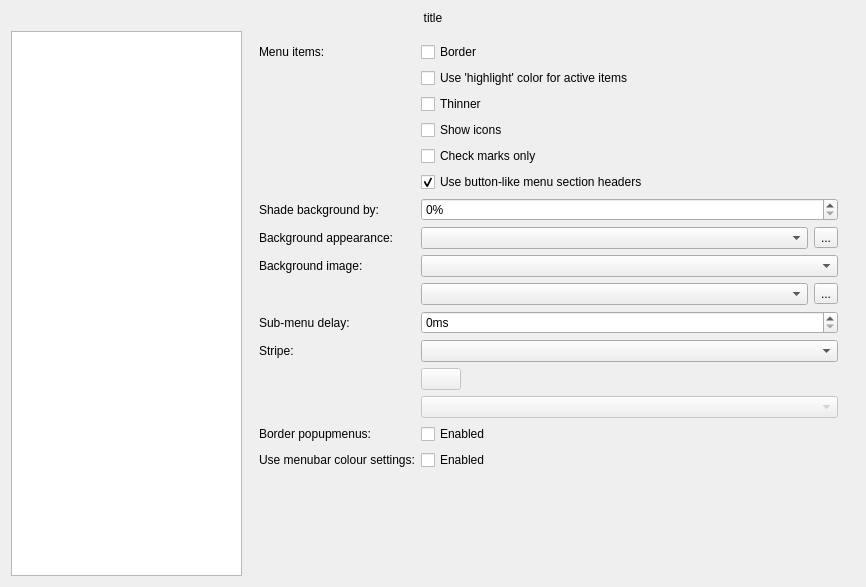
Old version of the form qt5/config/qtcurveconfigbase.ui in the repository KDE/qtcurve.
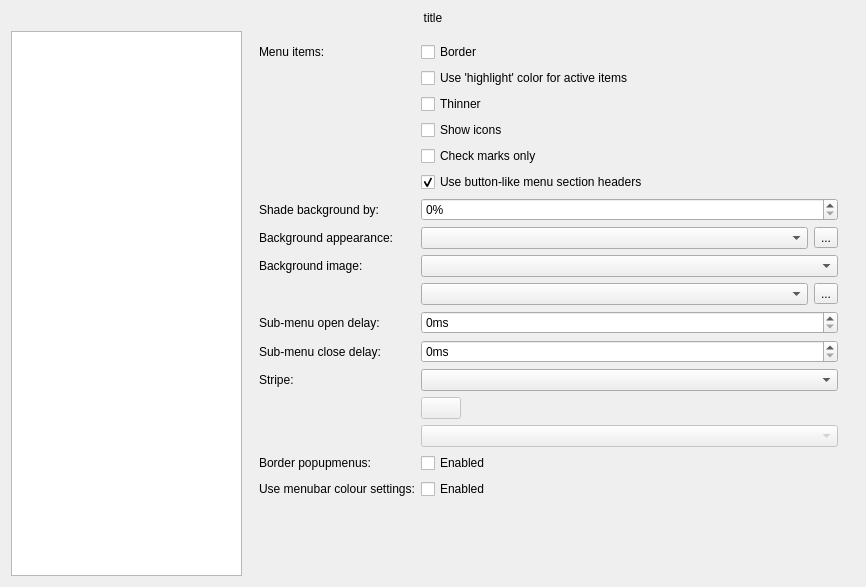
New version of the form. The open tabs and pages were chosen to show the change. Custom widgets are drawn as their Qt base class.

Commit message:
Add config option for SloppyMenuClose delay
Summary:
QtCurve already has an option for the popup opening delay, we should
have one for the auto-close case. Especially as Qt's default is weirdly
long.

Thanks R.J.V. Bertin for GTK side

Patch:
```diff
--- a/qt5/config/qtcurveconfigbase.ui
+++ b/qt5/config/qtcurveconfigbase.ui
@@ -3312,7 +3312,7 @@
        <item row="10" column="0">
         <widget class="QLabel" name="label_45">
          <property name="text">
-          <string>Sub-menu delay:</string>
+          <string>Sub-menu open delay:</string>
          </property>
         </widget>
        </item>
@@ -3329,21 +3329,21 @@
          </property>
         </widget>
        </item>
-       <item row="11" column="0">
+       <item row="12" column="0">
         <widget class="QLabel" name="label_44">
          <property name="text">
           <string>Stripe:</string>
          </property>
         </widget>
        </item>
-       <item row="11" column="1">
+       <item row="12" column="1">
         <widget class="QComboBox" name="menuStripe">
          <property name="toolTip">
           <string>&lt;p&gt;Defines the coloration of the menu-stripe that will be drawn on the left of popup menus - but only if this option is not set to 'none'.</string>
          </property>
         </widget>
        </item>
-       <item row="12" column="1">
+       <item row="13" column="1">
         <widget class="KColorButton" name="customMenuStripeColor">
          <property name="enabled">
           <bool>false</bool>
@@ -3359,7 +3359,7 @@
          </property>
         </widget>
        </item>
-       <item row="13" column="1">
+       <item row="14" column="1">
         <widget class="QComboBox" name="menuStripeAppearance">
          <property name="enabled">
           <bool>false</bool>
@@ -3369,14 +3369,14 @@
          </property>
         </widget>
        </item>
-       <item row="14" column="0">
+       <item row="15" column="0">
         <widget class="QLabel" name="label_61">
          <property name="text">
           <string>Border popupmenus:</string>
          </property>
         </widget>
        </item>
-       <item row="14" column="1">
+       <item row="15" column="1">
         <widget class="QCheckBox" name="popupBorder">
          <property name="toolTip">
           <string>&lt;p&gt;If enabled, the whole popup menu will have a border, otherwise no border will be drawn. This option should be enabled unless you have also enabled shadows in your window manager.</string>
@@ -3386,14 +3386,14 @@
          </property>
         </widget>
        </item>
-       <item row="15" column="0">
+       <item row="16" column="0">
         <widget class="QLabel" name="label_97">
          <property name="text">
           <string>Use menubar colour settings:</string>
          </property>
         </widget>
        </item>
-       <item row="15" column="1">
+       <item row="16" column="1">
         <widget class="QCheckBox" name="shadePopupMenu">
          <property name="text">
           <string>Enabled</string>
@@ -3413,6 +3413,23 @@
          </property>
         </widget>
        </item>
+       <item row="11" column="1">
+        <widget class="QSpinBox" name="menuCloseDelay">
+         <property name="toolTip">
+          <string>Defines the delay before a sub-menu closes. Applicable on Qt5.5 or later</string>
+         </property>
+         <property name="suffix">
+          <string>ms</string>
+         </property>
+        </widget>
+       </item>
+       <item row="11" column="0">
+        <widget class="QLabel" name="label_72">
+         <property name="text">
+          <string>Sub-menu close delay:</string>
+         </property>
+        </widget>
+       </item>
       </layout>
      </widget>
      <widget class="QWidget" name="page_22">
```
The commit also changes 10 other files.
